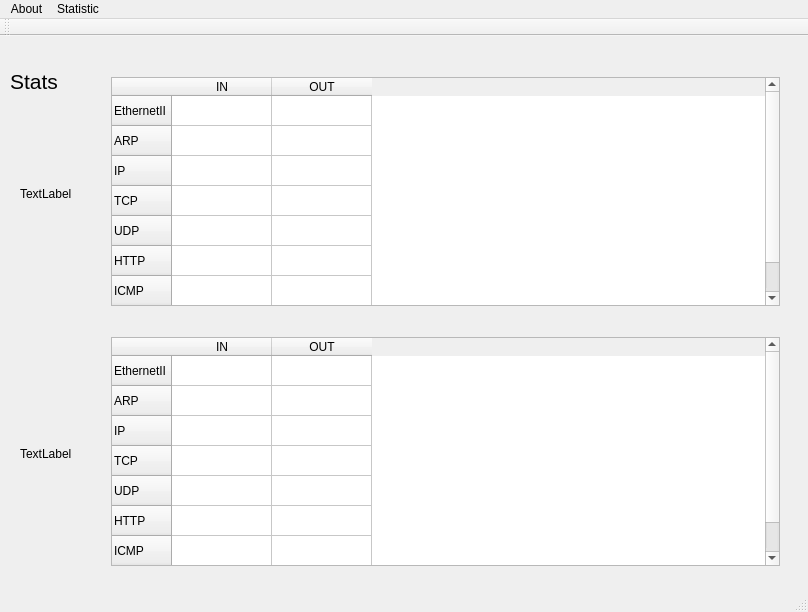
Before: the Qt Designer form sw_switch.ui in x-heg-las/PSIP_SW_switch, drawn with Qt 5.
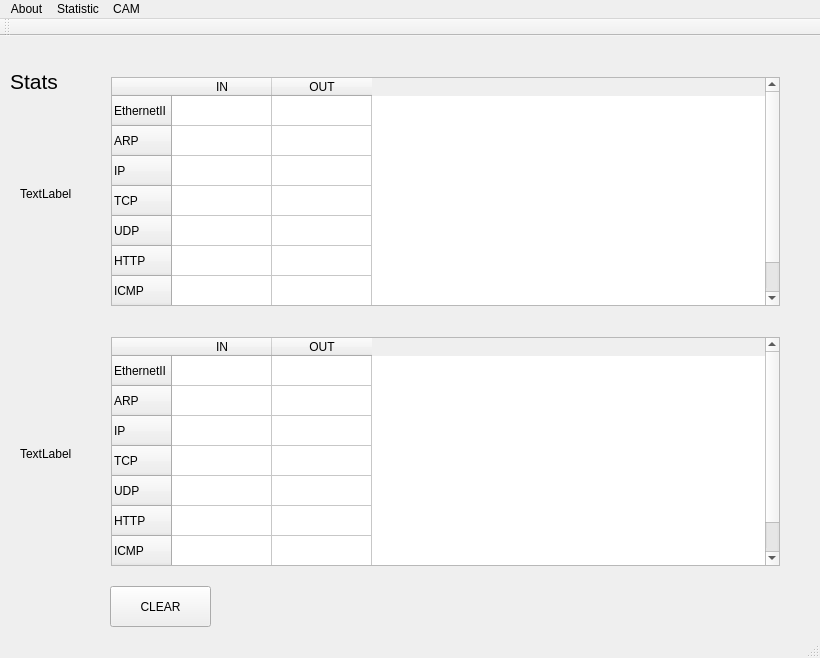
After: the same form once the commit is applied.

The edit to the form file:
```diff
--- a/sw_switch.ui
+++ b/sw_switch.ui
@@ -6,8 +6,8 @@
    <rect>
     <x>0</x>
     <y>0</y>
-    <width>808</width>
-    <height>612</height>
+    <width>820</width>
+    <height>658</height>
    </rect>
   </property>
   <property name="windowTitle">
@@ -180,13 +180,26 @@
      <string>TextLabel</string>
     </property>
    </widget>
+   <widget class="QPushButton" name="clearStats">
+    <property name="geometry">
+     <rect>
+      <x>110</x>
+      <y>550</y>
+      <width>101</width>
+      <height>41</height>
+     </rect>
+    </property>
+    <property name="text">
+     <string>CLEAR</string>
+    </property>
+   </widget>
   </widget>
   <widget class="QMenuBar" name="menuBar">
    <property name="geometry">
     <rect>
      <x>0</x>
      <y>0</y>
-     <width>808</width>
+     <width>820</width>
      <height>26</height>
     </rect>
    </property>
@@ -199,9 +212,17 @@
     <property name="title">
      <string>Statistic</string>
     </property>
+    <addaction name="actionCAM"/>
+    <addaction name="actionSTATISTICS"/>
+   </widget>
+   <widget class="QMenu" name="menuCAm">
+    <property name="title">
+     <string>CAM</string>
+    </property>
    </widget>
    <addaction name="menuAbout"/>
    <addaction name="menuStatistic"/>
+   <addaction name="menuCAm"/>
   </widget>
   <widget class="QToolBar" name="mainToolBar">
    <attribute name="toolBarArea">
```
Left out of the diff: 15 changed lines with no effect on the pictures.
